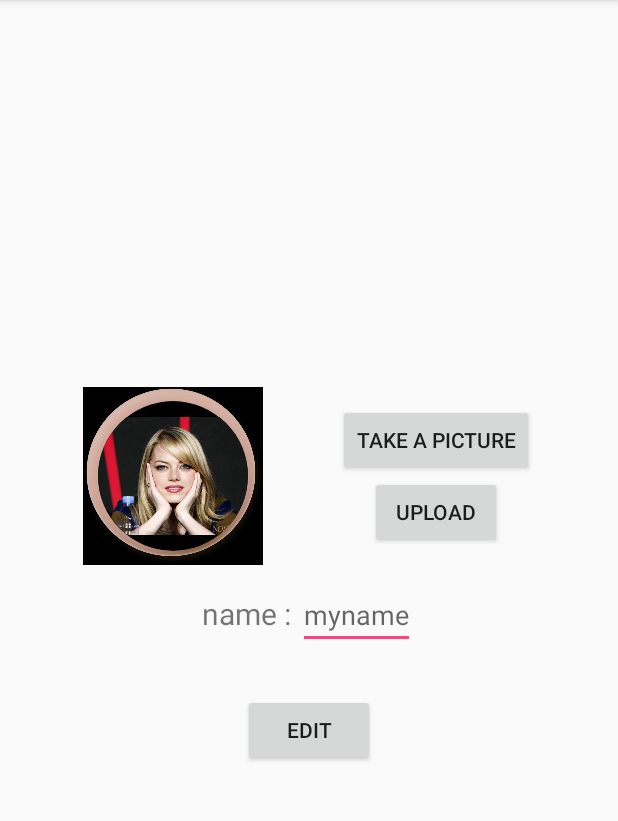
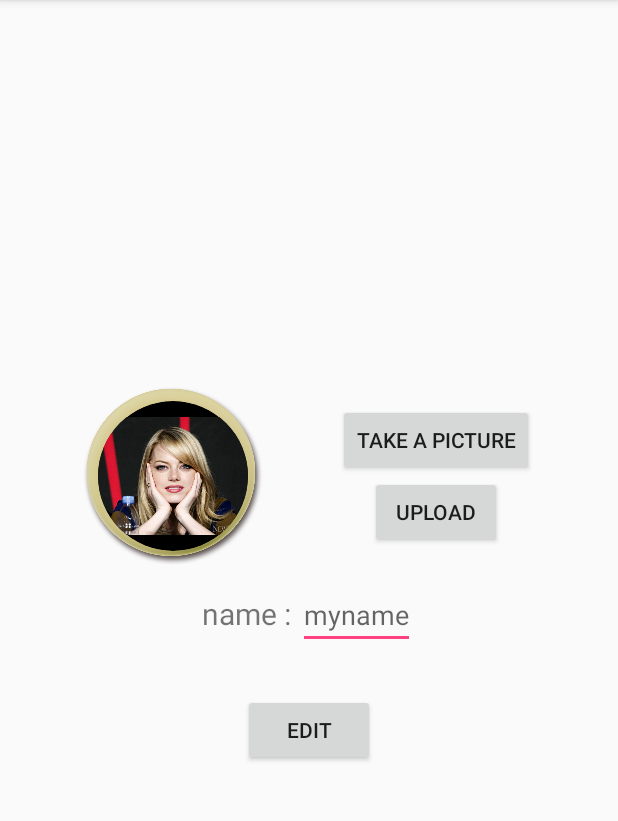
Before and after one commit to 1hanhb/Racing3, an Android app: the EditActivity screen opened directly, with no data from a screen before it, on a phone screen of 412 x 824 dp, the part 84-905 px from its top. Run offline under Robolectric (Android 15) with nearby library versions, the phone set to English and light mode, and no system bars.

Commit message:
2017.04.07 프로필 사진 완료 + 로딩화면 추가 2017.04.08 이미지 겹치기 추가 2017.04.09 트위터 라인 인스타 공유 추가 2017.04.10 로그인, 회원가입 기능 추가 + 점수측정 기능 추가 2017.04.11 인텐트 완료 + 테두리 이미지 추가

```diff
--- a/app/src/main/res/layout/activity_edit.xml
+++ b/app/src/main/res/layout/activity_edit.xml
@@ -23,7 +23,7 @@
                 android:layout_width="120dp"
                 android:layout_height="120dp"
                 android:layout_gravity="center"
-                android:src="@drawable/rank_img_bronze"/>
+                android:src="@drawable/rank_img_gold"/>
 
             <ImageView
                 android:id="@+id/editProfile"
--- a/app/src/main/res/layout/activity_main.xml
+++ b/app/src/main/res/layout/activity_main.xml
@@ -26,7 +26,7 @@
                     android:layout_width="120dp"
                     android:layout_height="120dp"
                     android:layout_gravity="center"
-                    android:src="@drawable/rank_img_bronze"/>
+                    android:src="@drawable/rank_img_gold"/>
 
                 <ImageView
                     android:id="@+id/profile"
```
Also changed, not shown: app/src/main/res/drawable/rank_img_bronze.jpeg (deleted), app/src/main/res/drawable/rank_img_bronze.png (added), app/src/main/res/drawable/rank_img_diamond.jpeg (deleted), app/src/main/res/drawable/rank_img_gold.jpeg (deleted), app/src/main/res/drawable/rank_img_gold.png (added), app/src/main/res/drawable/rank_img_master.png (added), app/src/main/res/drawable/rank_img_platinum.jpeg (deleted), app/src/main/res/drawable/rank_img_silver.jpeg (deleted), app/src/main/res/drawable/rank_img_silver.png (added), app/src/main/res/drawable/ranl_img_platinum.png (added).
